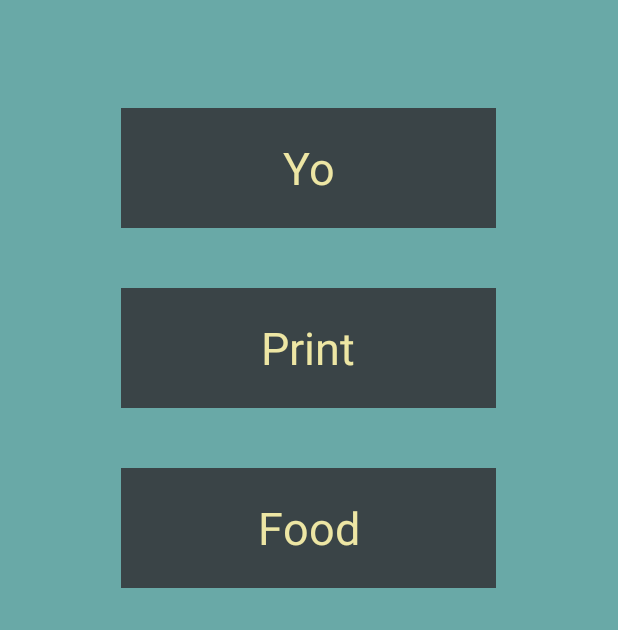
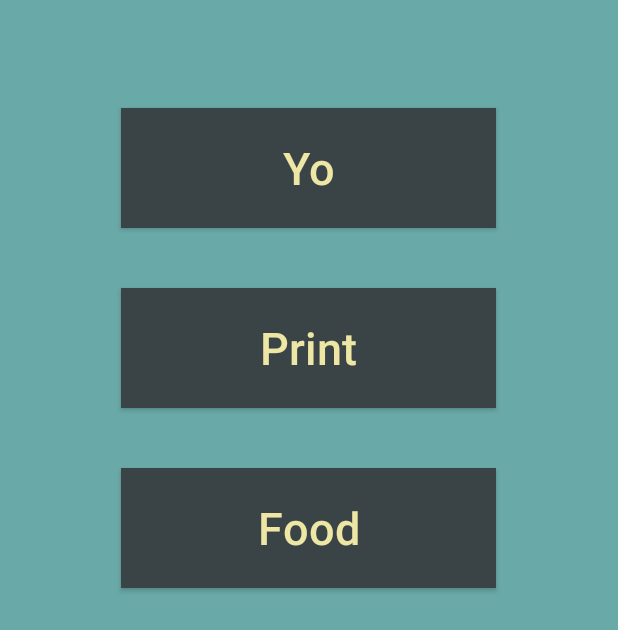
Before and after one commit to qdozaq/Uncover, an Android app: the screen it shows after launch (MainActivity), on a phone screen of 412 x 824 dp. Shown: the part 300-930 px from the top of the screen. Run offline under Robolectric (Android 15) with nearby library versions, the phone set to English and light mode, and no system bars.

Commit message:
Fix for AppCompatActivity

```diff
--- a/app/src/main/java/com/example/doza/uncover/MainActivity.java
+++ b/app/src/main/java/com/example/doza/uncover/MainActivity.java
@@ -1,10 +1,9 @@
 package com.example.doza.uncover;
 
-import android.app.Activity;
 import android.support.v7.app.AppCompatActivity;
 import android.os.Bundle;
 
-public class MainActivity extends Activity {
+public class MainActivity extends AppCompatActivity {
 
     @Override
     protected void onCreate(Bundle savedInstanceState) {
--- a/app/src/main/res/values/colors.xml
+++ b/app/src/main/res/values/colors.xml
@@ -1,6 +1,6 @@
 <?xml version="1.0" encoding="utf-8"?>
 <resources>
-    <color name="colorPrimary">#3F51B5</color>
-    <color name="colorPrimaryDark">#303F9F</color>
-    <color name="colorAccent">#FF4081</color>
+    <color name="colorPrimary">#69a9a7</color>
+    <color name="colorPrimaryDark">#3a4447</color>
+    <color name="colorAccent">#ede6a4</color>
 </resources>
--- a/app/src/main/res/values/styles.xml
+++ b/app/src/main/res/values/styles.xml
@@ -1,8 +1,10 @@
 <resources>
 
     <!-- Base application theme. -->
-    <style name="AppTheme" parent="android:Theme.Light.NoTitleBar">
+    <style name="AppTheme" parent="@style/Theme.AppCompat.Light.NoActionBar">
         <!-- Customize your theme here. -->
+        <!--<item name="windowActionBar">false</item>-->
+        <!--<item name="windowNoTitle">true</item>-->
         <item name="colorPrimary">@color/colorPrimary</item>
         <item name="colorPrimaryDark">@color/colorPrimaryDark</item>
         <item name="colorAccent">@color/colorAccent</item>
@@ -11,7 +13,7 @@
     <style name="button">
         <item name="android:background">#3a4447</item>
         <item name="android:textColor">#ede6a4</item>
-        <item name="android:textSize">30dp</item>
+        <item name="android:textSize">30sp</item>
         <item name="android:layout_width">250dp</item>
         <item name="android:layout_height">80dp</item>
         <item name="android:layout_gravity">center</item>
```
